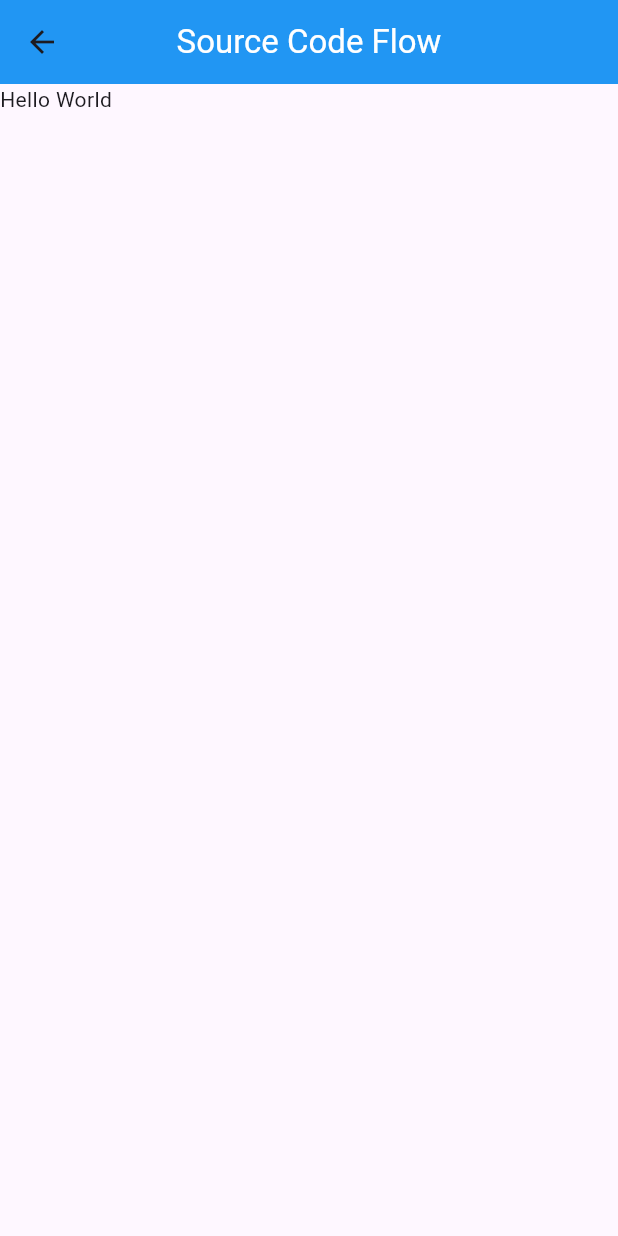
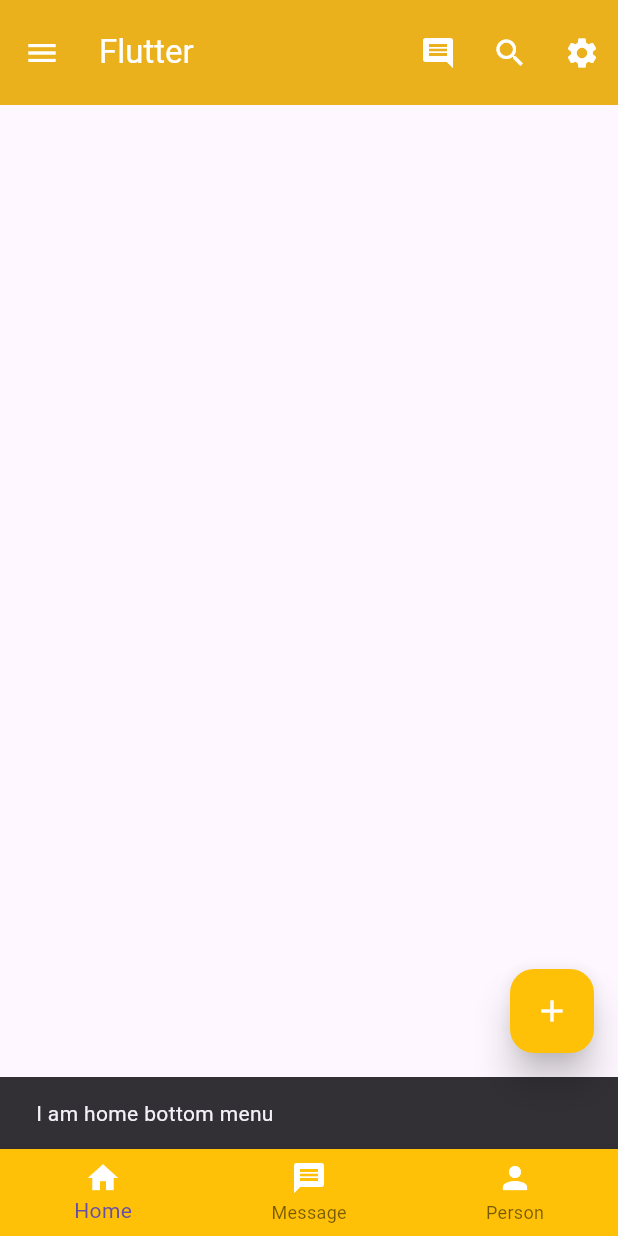
Before and after one commit to mahmud5658/flutter_widgets, a Flutter app: the HomeActivity screen opened directly, on a phone screen of 412 x 824 dp. Run offline on Flutter 3.47's test engine with Material 3 defaults, Android fonts, the phone set to English and light mode, and no system bars.

Commit message:
flutter widget

```diff
--- a/lib/main.dart
+++ b/lib/main.dart
@@ -1,5 +1,5 @@
 import 'package:flutter/material.dart';
-import 'package:flutter_widget/widgets/container.dart';
+import 'package:flutter_widget/widgets/home_activity.dart';
 
 void main() {
   runApp(const MyApp());
@@ -15,7 +15,7 @@
       theme: ThemeData(primarySwatch: Colors.green),
       darkTheme: ThemeData(primarySwatch: Colors.amber),
       color: Colors.blue,
-      home: const ContainerWidget(),
+      home: const HomeActivity(),
     );
   }
 }
--- a/lib/widgets/container.dart
+++ b/lib/widgets/container.dart
@@ -12,18 +12,18 @@
           margin: const EdgeInsets.all(10),
           height: 200,
           width: 200,
+          alignment: Alignment.bottomCenter,
           // color: Colors.red,
           transform: Matrix4.rotationZ(.2),
           decoration: BoxDecoration(
             color: Colors.red,
             shape: BoxShape.rectangle,
             borderRadius: BorderRadius.circular(10),
+            border: Border.all(color: Colors.black, width: 5),
           ),
-          child: const Center(
-            child: Text(
-              'Hello World',
-              style: TextStyle(color: Colors.white, fontSize: 20),
-            ),
+          child: const Text(
+            'Hello World',
+            style: TextStyle(color: Colors.white, fontSize: 20),
           ),
         ),
       ),
--- a/lib/widgets/home_activity.dart
+++ b/lib/widgets/home_activity.dart
@@ -5,16 +5,106 @@
 
   @override
   Widget build(BuildContext context) {
-    return Scaffold(
-      appBar: AppBar(
-        centerTitle: true,
-        title: const Text(
-          'Source Code Flow',
-          style: TextStyle(color: Colors.white),
+    return SafeArea(
+      child: Scaffold(
+        appBar: AppBar(
+          // centerTitle: true,
+          titleSpacing: 10,
+          toolbarHeight: 70,
+          // toolbarOpacity: 0.9,
+          elevation: 50,
+          title: const Text(
+            'Flutter',
+            style: TextStyle(color: Colors.white),
+          ),
+          backgroundColor: Colors.amber,
+          actions: [
+            IconButton(
+              onPressed: () {
+                snackBar("I am comment", context);
+              },
+              icon: const Icon(
+                Icons.comment,
+                color: Colors.white,
+              ),
+            ),
+            IconButton(
+              onPressed: () {
+                snackBar("I am search", context);
+              },
+              icon: const Icon(
+                Icons.search,
+                color: Colors.white,
+              ),
+            ),
+            IconButton(
+              onPressed: () {
+                snackBar("I am  settings", context);
+              },
+              icon: const Icon(
+                Icons.settings,
+                color: Colors.white,
+              ),
+            ),
+          ],
+          leading: IconButton(
+            onPressed: () {
+              snackBar('I am menu button', context);
+            },
+            icon: const Icon(
+              Icons.menu,
+              color: Colors.white,
+            ),
+          ),
         ),
-        backgroundColor: Colors.blue,
+        floatingActionButton: FloatingActionButton(
+          onPressed: () {
+            snackBar('I am floating actions button', context);
+          },
+          elevation: 10,
+          backgroundColor: Colors.amber,
+          foregroundColor: Colors.white,
+          child: const Icon(Icons.add),
+        ),
+        bottomNavigationBar: BottomNavigationBar(
+          currentIndex: 0,
+          items: const [
+            BottomNavigationBarItem(
+                icon: Icon(
+                  Icons.home,
+                  color: Colors.white,
+                ),
+                label: 'Home'),
+            BottomNavigationBarItem(
+                icon: Icon(
+                  Icons.message,
+                  color: Colors.white,
+                ),
+                label: 'Message'),
+            BottomNavigationBarItem(
+                icon: Icon(
+                  Icons.person,
+                  color: Colors.white,
+                ),
+                label: 'Person'),
+          ],
+          onTap: (int index) {
+            if (index == 0) {
+              snackBar('I am home bottom menu', context);
+            } else if (index == 1) {
+              snackBar('I am contact bottom menu', context);
+            } else {
+              snackBar('I am profile bottom menu', context);
+            }
+          },
+          backgroundColor: Colors.amber,
+        ),
       ),
-      body: const Text('Hello World'),
     );
   }
 }
+
+snackBar(message, context) {
+  return ScaffoldMessenger.of(context)
+      .showSnackBar(SnackBar(content: Text(message)));
+}
```
